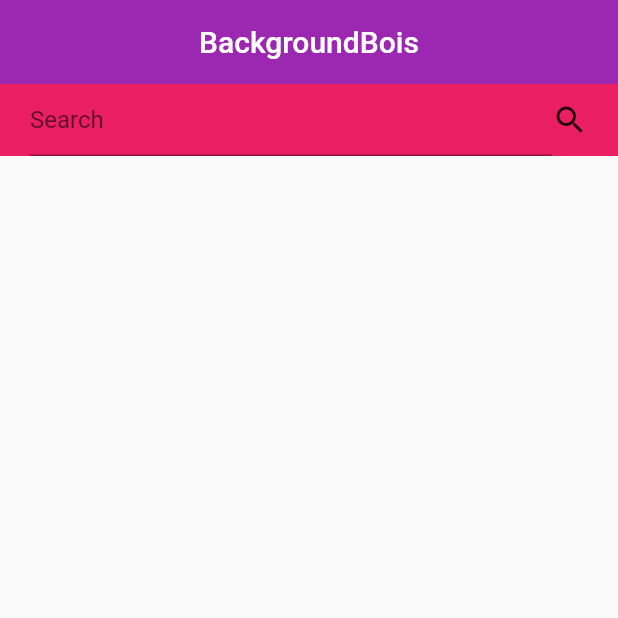
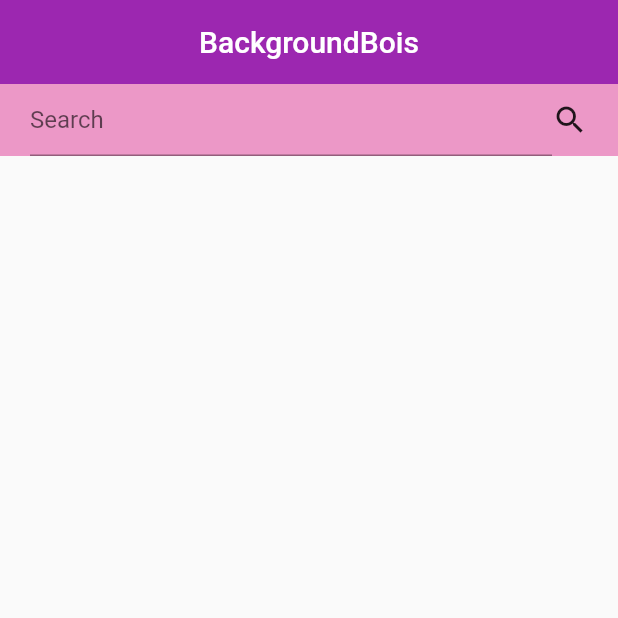
Before and after one commit to Samsational-9001/CS4750WallpaperApplication, a Flutter app: the screen it shows after launch, on a phone screen of 412 x 824 dp, the top half of it. Run offline on Flutter 3.47's test engine with Material 2 defaults, Android fonts, the phone set to English and light mode, and no system bars.

Commit message:
Colors for search bar done

```diff
--- a/samapp/lib/screens/home.dart
+++ b/samapp/lib/screens/home.dart
@@ -11,6 +11,7 @@
 class _HomeState extends State<Home> {
   @override
   Widget build(BuildContext context) {
+    //Color pinkish = const Color(15505607);
     return Scaffold(
       appBar: AppBar(
         title: Background_Bois(),
@@ -18,7 +19,7 @@
       ),
       body: Container(child: Column(children: <Widget>[
           Container(
-            color: Colors.pink,
+            color: const Color(0xFFEC98C7),
             padding: EdgeInsets.symmetric(horizontal: 20),
             child: Row(children: <Widget>[
               Expanded(
```
